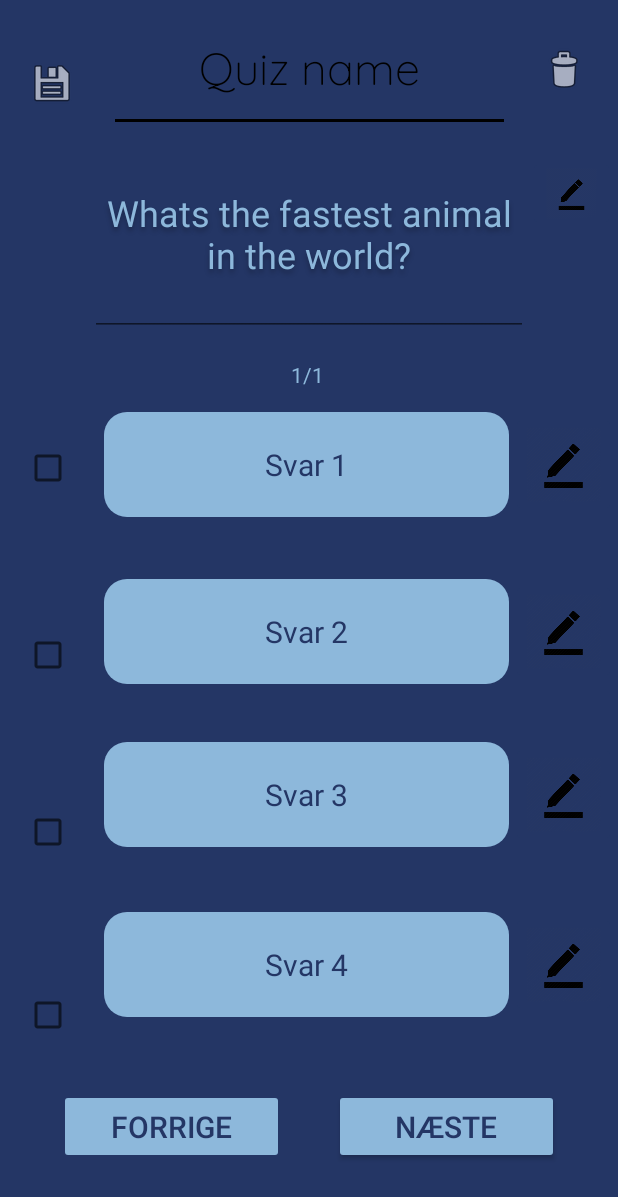
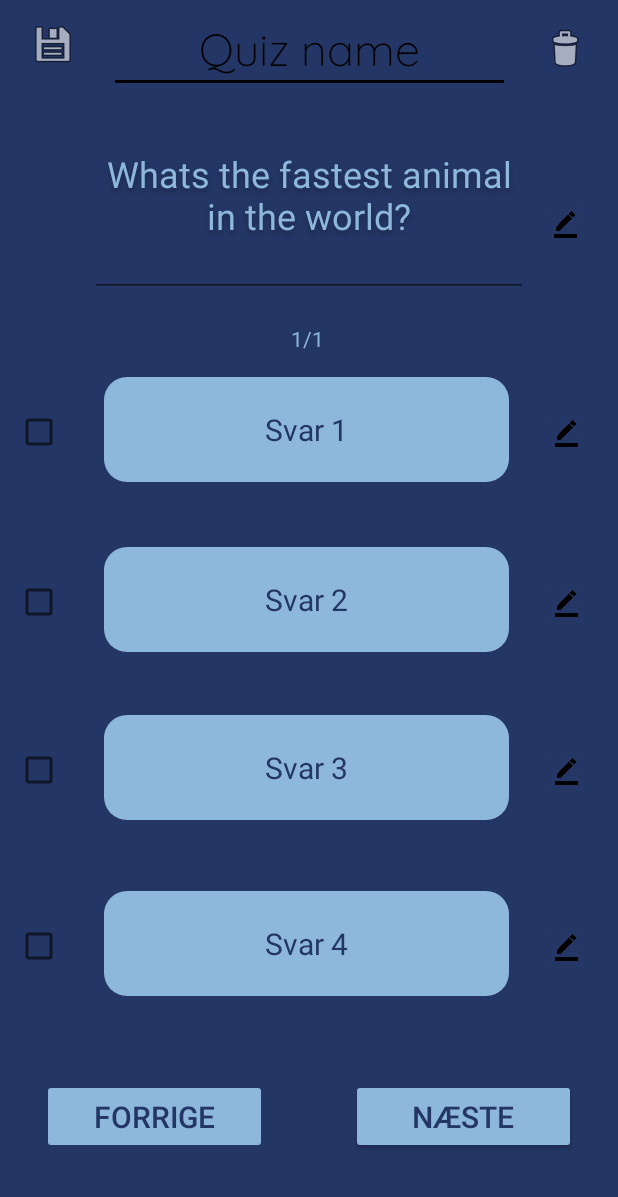
Before and after one commit to Fipzz/BrInt_QuizApp, an Android app: the Edit_Quiz screen opened directly, with no data from a screen before it, on a phone screen of 412 x 824 dp. Shown: the top 1197 px of the screen. Run offline under Robolectric (Android 15) with nearby library versions, the phone set to English and light mode, and no system bars; 17 statements that could not run were skipped.

Commit message:
Fixed more constraintes

```diff
--- a/app/src/main/java/com/example/brint_quizapp/Edit_Quiz.java
+++ b/app/src/main/java/com/example/brint_quizapp/Edit_Quiz.java
@@ -44,7 +44,7 @@ public class Edit_Quiz extends AppCompatActivity implements View.OnClickListener
 
     Toast toast1, toast2, toast3, toast4;
 
-    ImageButton edit1, edit2, edit3, edit4, save, delete;
+    ImageButton edit1, edit2, edit3, edit4, edit5, save, delete;
 
     int currentQuestion = 0;
 
@@ -145,10 +145,14 @@ public class Edit_Quiz extends AppCompatActivity implements View.OnClickListener
         edit4 = (ImageButton) findViewById(R.id.edit4);
         edit4.setOnClickListener(this);
 
+        edit5 = (ImageButton) findViewById(R.id.edit5);
+        edit5.setOnClickListener(this);
+
         edit1.setEnabled(false);
         edit2.setEnabled(false);
         edit3.setEnabled(false);
         edit4.setEnabled(false);
+        edit5.setEnabled(false);
 
         save = (ImageButton) findViewById(R.id.save);
         save.setOnClickListener(this);
@@ -158,6 +162,7 @@ public class Edit_Quiz extends AppCompatActivity implements View.OnClickListener
 
         ChosenQuiz = UserSingleton.getUserSingleton().getUser().getQuizzes().get(getIntent().getExtras().getInt("quizId"));
         QuizQuestions = ChosenQuiz.getQuestions();
+        quizName.setText(ChosenQuiz.getName());
 
         if(QuizQuestions.size() == 0){
 
--- a/app/src/main/res/layout/edit_question_activity_layout.xml
+++ b/app/src/main/res/layout/edit_question_activity_layout.xml
@@ -14,18 +14,15 @@
         android:layout_height="0dp"
         android:layout_alignParentLeft="true"
         android:layout_alignParentTop="true"
-        android:layout_marginBottom="180dp"
         android:fontFamily="@font/quicksand_light"
         android:gravity="center_horizontal|center_vertical"
         android:text="@string/quiz_navn"
         android:textAppearance="@style/name"
         android:textColor="?attr/colorPrimary"
         android:textSize="30sp"
-        app:layout_constraintBottom_toTopOf="@+id/checkBox"
         app:layout_constraintEnd_toEndOf="parent"
         app:layout_constraintStart_toStartOf="parent"
-        app:layout_constraintTop_toTopOf="parent"
-        app:layout_constraintVertical_bias="0.0" />
+        app:layout_constraintTop_toTopOf="parent" />
 
     <!-- Quiz_logic_activity -->
     <EditText
@@ -39,11 +36,9 @@
         android:textAppearance="@style/question"
         android:textColor="?attr/questionTextColor"
         android:textSize="24sp"
-        app:layout_constraintBottom_toBottomOf="parent"
         app:layout_constraintEnd_toEndOf="parent"
         app:layout_constraintStart_toStartOf="parent"
-        app:layout_constraintTop_toBottomOf="@+id/quiz_navn"
-        app:layout_constraintVertical_bias="0.0" />
+        app:layout_constraintTop_toBottomOf="@+id/quiz_navn" />
 
     <EditText
         android:id="@+id/answer1"
@@ -68,10 +63,10 @@
         android:layout_height="70dp"
         android:background="@drawable/log_in"
         android:backgroundTint="?attr/buttonNormalColor"
-        android:gravity="center"
         android:text="Svar 2"
         android:textColor="?attr/buttonTextColor"
         android:textSize="20sp"
+        android:gravity="center"
         app:layout_constraintBottom_toBottomOf="parent"
         app:layout_constraintEnd_toEndOf="parent"
         app:layout_constraintHorizontal_bias="0.489"
@@ -85,10 +80,10 @@
         android:layout_height="70dp"
         android:background="@drawable/log_in"
         android:backgroundTint="?attr/buttonNormalColor"
-        android:gravity="center"
         android:text="Svar 3"
         android:textColor="?attr/buttonTextColor"
         android:textSize="20sp"
+        android:gravity="center"
         app:layout_constraintBottom_toBottomOf="parent"
         app:layout_constraintEnd_toEndOf="parent"
         app:layout_constraintHorizontal_bias="0.489"
@@ -102,10 +97,10 @@
         android:layout_height="70dp"
         android:background="@drawable/log_in"
         android:backgroundTint="?attr/buttonNormalColor"
-        android:gravity="center"
         android:text="Svar 4"
         android:textColor="?attr/buttonTextColor"
         android:textSize="20sp"
+        android:gravity="center"
         app:layout_constraintBottom_toBottomOf="parent"
         app:layout_constraintEnd_toEndOf="parent"
         app:layout_constraintHorizontal_bias="0.489"
@@ -122,11 +117,9 @@
         android:textColor="?attr/buttonTextColor"
         android:textSize="20sp"
         app:layout_constraintBottom_toBottomOf="parent"
-        app:layout_constraintEnd_toEndOf="parent"
-        app:layout_constraintHorizontal_bias="0.15"
+        app:layout_constraintEnd_toStartOf="@+id/space"
         app:layout_constraintStart_toStartOf="parent"
-        app:layout_constraintTop_toBottomOf="@+id/answer4"
-        app:layout_constraintVertical_bias="0.5" />
+        app:layout_constraintTop_toBottomOf="@+id/answer4" />
 
     <Button
         android:id="@+id/next"
@@ -138,19 +131,20 @@
         android:textSize="20sp"
         app:layout_constraintBottom_toBottomOf="parent"
         app:layout_constraintEnd_toEndOf="parent"
-        app:layout_constraintHorizontal_bias="0.85"
-        app:layout_constraintStart_toStartOf="parent"
+        app:layout_constraintStart_toEndOf="@+id/space"
         app:layout_constraintTop_toBottomOf="@+id/answer4"
         app:layout_constraintVertical_bias="0.5" />
 
     <ImageButton
         android:id="@+id/edit1"
-        android:layout_width="58dp"
-        android:layout_height="50dp"
+        android:layout_width="50sp"
+        android:layout_height="50sp"
         android:layout_marginTop="104dp"
+        android:layout_marginBottom="69dp"
         android:backgroundTint="?attr/background"
         android:scaleType="centerCrop"
         android:src="@drawable/edit"
+        app:layout_constraintBottom_toTopOf="@+id/edit2"
         app:layout_constraintEnd_toEndOf="parent"
         app:layout_constraintHorizontal_bias="0.0"
         app:layout_constraintStart_toEndOf="@+id/question"
@@ -158,99 +152,99 @@
 
     <ImageButton
         android:id="@+id/edit2"
-        android:layout_width="70sp"
-        android:layout_height="70sp"
+        android:layout_width="50sp"
+        android:layout_height="50sp"
+        android:layout_marginTop="12dp"
         android:backgroundTint="?attr/background"
         android:scaleType="centerCrop"
         android:src="@drawable/edit"
         app:layout_constraintEnd_toEndOf="parent"
+        app:layout_constraintHorizontal_bias="0.59"
         app:layout_constraintStart_toEndOf="@+id/answer1"
         app:layout_constraintTop_toTopOf="@+id/answer1" />
 
     <ImageButton
         android:id="@+id/edit3"
-        android:layout_width="70sp"
-        android:layout_height="70sp"
+        android:layout_width="50sp"
+        android:layout_height="50sp"
+        android:layout_marginTop="12dp"
         android:backgroundTint="?attr/background"
         android:scaleType="centerCrop"
         android:src="@drawable/edit"
         app:layout_constraintEnd_toEndOf="parent"
+        app:layout_constraintHorizontal_bias="0.59"
         app:layout_constraintStart_toEndOf="@+id/answer2"
         app:layout_constraintTop_toTopOf="@+id/answer2" />
 
     <ImageButton
         android:id="@+id/edit4"
-        android:layout_width="70sp"
-        android:layout_height="70dp"
+        android:layout_width="50sp"
+        android:layout_height="50sp"
+        android:layout_marginTop="12dp"
         android:backgroundTint="?attr/background"
         android:scaleType="centerCrop"
         android:src="@drawable/edit"
         app:layout_constraintEnd_toEndOf="parent"
+        app:layout_constraintHorizontal_bias="0.59"
         app:layout_constraintStart_toEndOf="@+id/answer3"
         app:layout_constraintTop_toTopOf="@+id/answer3" />
 
     <ImageButton
         android:id="@+id/edit5"
-        android:layout_width="70sp"
-        android:layout_height="70dp"
+        android:layout_width="50sp"
+        android:layout_height="50sp"
+        android:layout_marginTop="12dp"
         android:backgroundTint="?attr/background"
         android:scaleType="centerCrop"
         android:src="@drawable/edit"
         app:layout_constraintEnd_toEndOf="parent"
+        app:layout_constraintHorizontal_bias="0.59"
         app:layout_constraintStart_toEndOf="@+id/answer4"
         app:layout_constraintTop_toTopOf="@+id/answer4" />
 
     <CheckBox
         android:id="@+id/checkBox"
-        android:layout_width="0dp"
-        android:layout_height="0dp"
-        android:layout_marginStart="16dp"
-        android:layout_marginEnd="217dp"
-        android:layout_marginBottom="37dp"
+        android:layout_width="50sp"
+        android:layout_height="50sp"
+        android:layout_marginTop="12dp"
         android:onClick="onCheckBox"
-        app:layout_constraintBottom_toTopOf="@+id/checkBox2"
-        app:layout_constraintEnd_toStartOf="@+id/edit2"
+        app:layout_constraintEnd_toStartOf="@+id/answer1"
+        app:layout_constraintHorizontal_bias="0.526"
         app:layout_constraintStart_toStartOf="parent"
-        app:layout_constraintTop_toBottomOf="@+id/quiz_navn" />
+        app:layout_constraintTop_toTopOf="@+id/answer1" />
 
     <CheckBox
         android:id="@+id/checkBox2"
-        android:layout_width="0dp"
-        android:layout_height="0dp"
-        android:layout_marginStart="16dp"
-        android:layout_marginEnd="217dp"
-        android:layout_marginBottom="30dp"
+        android:layout_width="50sp"
+        android:layout_height="50sp"
+        android:layout_marginTop="12dp"
         android:onClick="onCheckBox"
-        app:layout_constraintBottom_toTopOf="@+id/checkBox3"
-        app:layout_constraintEnd_toStartOf="@+id/edit3"
+        app:layout_constraintEnd_toStartOf="@+id/answer2"
+        app:layout_constraintHorizontal_bias="0.526"
         app:layout_constraintStart_toStartOf="parent"
-        app:layout_constraintTop_toBottomOf="@+id/checkBox" />
+        app:layout_constraintTop_toTopOf="@+id/answer2" />
 
     <CheckBox
         android:id="@+id/checkBox4"
-        android:layout_width="0dp"
-        android:layout_height="0dp"
-        android:layout_marginStart="16dp"
-        android:layout_marginEnd="215dp"
-        android:layout_marginBottom="103dp"
+        android:layout_width="50sp"
+        android:layout_height="50sp"
+        android:layout_marginTop="12dp"
         android:onClick="onCheckBox"
-        app:layout_constraintBottom_toBottomOf="parent"
-        app:layout_constraintEnd_toStartOf="@+id/edit5"
+        app:layout_constraintEnd_toStartOf="@+id/answer4"
+        app:layout_constraintHorizontal_bias="0.526"
         app:layout_constraintStart_toStartOf="parent"
-        app:layout_constraintTop_toBottomOf="@+id/checkBox3" />
+        app:layout_constraintTop_toTopOf="@+id/answer4" />
 
     <CheckBox
         android:id="@+id/checkBox3"
-        android:layout_width="0dp"
-        android:layout_height="0dp"
-        android:layout_marginStart="16dp"
-        android:layout_marginEnd="215dp"
-        android:layout_marginBottom="34dp"
+        android:layout_width="50sp"
+        android:layout_height="50sp"
+        android:layout_marginTop="12dp"
         android:onClick="onCheckBox"
-        app:layout_constraintBottom_toTopOf="@+id/checkBox4"
-        app:layout_constraintEnd_toStartOf="@+id/edit4"
+        app:layout_constraintEnd_toStartOf="@+id/answer3"
+        app:layout_constraintHorizontal_bias="0.526"
         app:layout_constraintStart_toStartOf="parent"
-        app:layout_constraintTop_toBottomOf="@+id/checkBox2" />
+        app:layout_constraintTop_toTopOf="@+id/answer3" />
 
     <TextView
         android:id="@+id/questionCounter"
@@ -295,4 +289,13 @@
         app:layout_constraintVertical_bias="0.55"
         app:srcCompat="@android:drawable/ic_menu_delete" />
 
+    <Space
+        android:id="@+id/space"
+        android:layout_width="wrap_content"
+        android:layout_height="wrap_content"
+        app:layout_constraintBottom_toBottomOf="parent"
+        app:layout_constraintEnd_toEndOf="parent"
+        app:layout_constraintStart_toStartOf="parent"
+        app:layout_constraintTop_toBottomOf="@+id/answer4" />
+
 </androidx.constraintlayout.widget.ConstraintLayout>
--- a/app/src/main/res/layout/quiz_list_activity_layout.xml
+++ b/app/src/main/res/layout/quiz_list_activity_layout.xml
@@ -25,11 +25,10 @@
 
     <ListView
         android:id="@+id/quiz_listView"
-        android:layout_width="fill_parent"
-        android:layout_height="465dp"
+        android:layout_width="401dp"
+        android:layout_height="422dp"
         android:cacheColorHint="#00632424"
         app:layout_constraintEnd_toEndOf="parent"
-        app:layout_constraintHorizontal_bias="0.0"
         app:layout_constraintStart_toStartOf="parent"
         app:layout_constraintTop_toBottomOf="@+id/textView4">
 
@@ -37,14 +36,11 @@
 
     <ImageView
         android:id="@+id/addQuiz"
-        android:layout_width="411dp"
-        android:layout_height="95dp"
-        app:layout_constraintBottom_toBottomOf="parent"
+        android:layout_width="fill_parent"
+        android:layout_height="95sp"
         app:layout_constraintEnd_toEndOf="parent"
-        app:layout_constraintHorizontal_bias="0.0"
         app:layout_constraintStart_toStartOf="parent"
         app:layout_constraintTop_toBottomOf="@+id/quiz_listView"
-        app:layout_constraintVertical_bias="0.0"
         app:srcCompat="@android:drawable/ic_menu_add" />
 
     <Button
```
